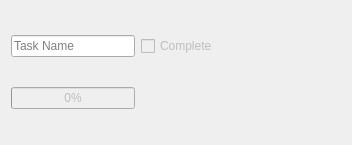
Above: task.ui from HousedHorse/pomodoro before the change. Below: the same form after it.
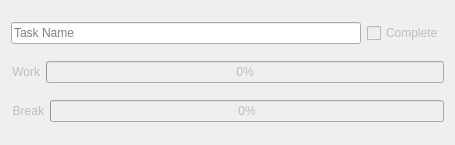
That is the form after the change.

Patch:
```diff
--- a/task.ui
+++ b/task.ui
@@ -14,10 +14,34 @@
    <string>Form</string>
   </property>
   <layout class="QGridLayout" name="gridLayout">
-   <item row="1" column="0">
-    <widget class="QProgressBar" name="progressBar">
+   <item row="2" column="0">
+    <layout class="QHBoxLayout" name="horizontalLayout_3">
+     <item>
+      <widget class="QLabel" name="breakLabel">
      <property name="enabled">
       <bool>false</bool>
+       </property>
+       <property name="text">
+        <string>Break</string>
+       </property>
+       <property name="alignment">
+        <set>Qt::AlignRight|Qt::AlignTrailing|Qt::AlignVCenter</set>
+       </property>
+       <property name="margin">
+        <number>0</number>
+       </property>
+      </widget>
+     </item>
+     <item>
+      <widget class="QProgressBar" name="breakBar">
+       <property name="enabled">
+        <bool>false</bool>
+       </property>
+       <property name="sizePolicy">
+        <sizepolicy hsizetype="MinimumExpanding" vsizetype="Fixed">
+         <horstretch>0</horstretch>
+         <verstretch>0</verstretch>
+        </sizepolicy>
      </property>
      <property name="toolTip">
       <string>Task timer progress</string>
@@ -28,25 +52,14 @@
      <property name="value">
       <number>0</number>
      </property>
-    </widget>
-   </item>
-   <item row="0" column="0">
-    <widget class="QLineEdit" name="lineEdit">
-     <property name="toolTip">
-      <string>Name of the task</string>
-     </property>
-     <property name="statusTip">
-      <string>Name of the task</string>
-     </property>
-     <property name="inputMethodHints">
-      <set>Qt::ImhNone</set>
-     </property>
-     <property name="placeholderText">
-      <string>Task Name</string>
-     </property>
-    </widget>
-   </item>
-   <item row="0" column="2">
+       <property name="textVisible">
+        <bool>true</bool>
+       </property>
+      </widget>
+     </item>
+    </layout>
+   </item>
+   <item row="0" column="1">
     <spacer name="horizontalSpacer">
      <property name="orientation">
       <enum>Qt::Horizontal</enum>
@@ -59,7 +72,31 @@
      </property>
     </spacer>
    </item>
-   <item row="0" column="1">
+   <item row="0" column="0">
+    <layout class="QHBoxLayout" name="horizontalLayout">
+     <item>
+      <widget class="QLineEdit" name="lineEdit">
+       <property name="minimumSize">
+        <size>
+         <width>350</width>
+         <height>0</height>
+        </size>
+       </property>
+       <property name="toolTip">
+        <string>Name of the task</string>
+       </property>
+       <property name="statusTip">
+        <string>Name of the task</string>
+       </property>
+       <property name="inputMethodHints">
+        <set>Qt::ImhNone</set>
+       </property>
+       <property name="placeholderText">
+        <string>Task Name</string>
+       </property>
+      </widget>
+     </item>
+     <item>
     <widget class="QCheckBox" name="checkBox">
      <property name="enabled">
       <bool>false</bool>
@@ -74,6 +111,62 @@
       <string>Complete</string>
      </property>
     </widget>
+     </item>
+    </layout>
+   </item>
+   <item row="1" column="0">
+    <layout class="QHBoxLayout" name="horizontalLayout_4">
+     <item>
+      <widget class="QLabel" name="workLabel">
+       <property name="enabled">
+        <bool>false</bool>
+       </property>
+       <property name="text">
+        <string>Work</string>
+       </property>
+       <property name="scaledContents">
+        <bool>false</bool>
+       </property>
+       <property name="alignment">
+        <set>Qt::AlignRight|Qt::AlignTrailing|Qt::AlignVCenter</set>
+       </property>
+       <property name="wordWrap">
+        <bool>false</bool>
+       </property>
+       <property name="margin">
+        <number>4</number>
+       </property>
+      </widget>
+     </item>
+     <item>
+      <widget class="QProgressBar" name="workBar">
+       <property name="enabled">
+        <bool>false</bool>
+       </property>
+       <property name="sizePolicy">
+        <sizepolicy hsizetype="MinimumExpanding" vsizetype="Fixed">
+         <horstretch>0</horstretch>
+         <verstretch>0</verstretch>
+        </sizepolicy>
+       </property>
+       <property name="toolTip">
+        <string>Task timer progress</string>
+       </property>
+       <property name="statusTip">
+        <string>Task timer progress</string>
+       </property>
+       <property name="value">
+        <number>0</number>
+       </property>
+       <property name="invertedAppearance">
+        <bool>false</bool>
+       </property>
+       <property name="format">
+        <string>%p%</string>
+       </property>
+      </widget>
+     </item>
+    </layout>
    </item>
   </layout>
  </widget>
```
Left out of the diff: 4 changed lines with no effect on the pictures. Lines whose indentation alone changed are shown as unchanged.
